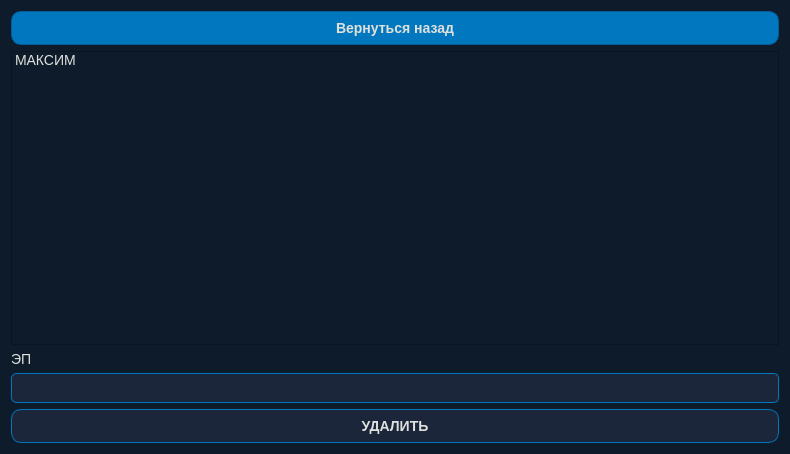
Qt form src/account/account.ui (maks2134/RepetitorPlatform) before a commit.
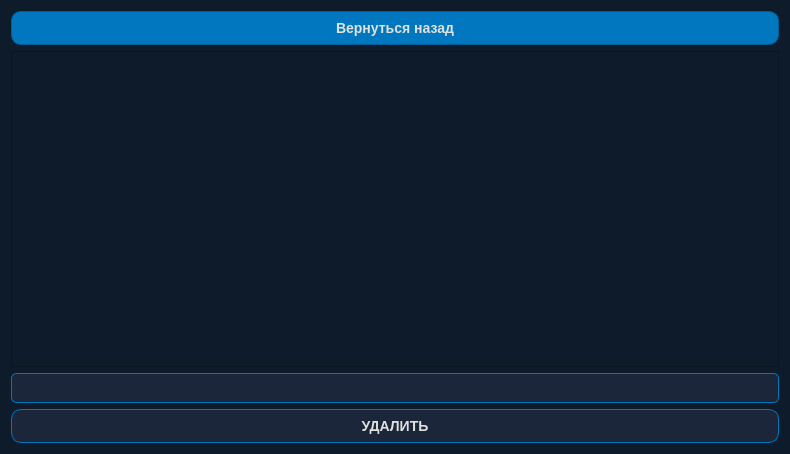
The same form after that commit.

What changed in the file:
```diff
--- a/src/account/account.ui
+++ b/src/account/account.ui
@@ -96,18 +96,11 @@
       <widget class="QListWidget" name="listWidget">
        <item>
         <property name="text">
-         <string>МАКСИМ</string>
+         <string/>
         </property>
        </item>
       </widget>
      </item>
-     <item>
-      <widget class="QLabel" name="instructionLabel">
-       <property name="text">
-        <string>ЭП</string>
-       </property>
-      </widget>
-     </item>
      <item>
       <widget class="QLineEdit" name="subjectInputLineEdit"/>
      </item>
```
